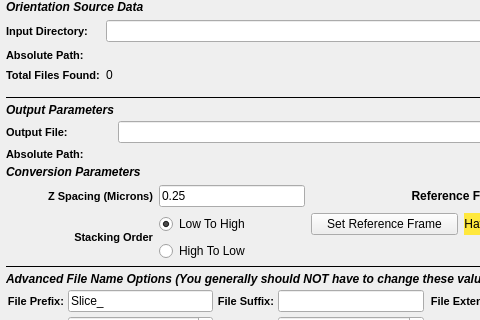
This is Source/Plugins/OrientationAnalysis/Gui/FilterParameterWidgets/UI_Files/EbsdToH5EbsdWidget.ui in BlueQuartzSoftware/DREAM3D as Qt 5 draws it before an edit; both pictures show x 0 to 480 and y 0 to 320 of the 664 by 648 pixel window. The edited form follows.
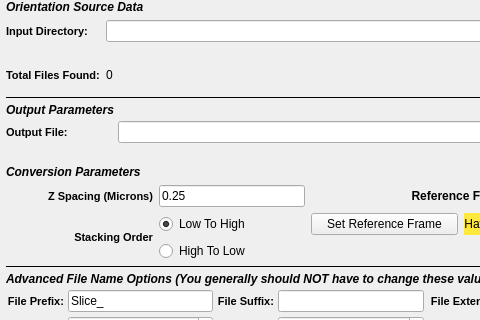
This is the edited form. Custom widgets are drawn as their Qt base class.

Commit message: Update the codes to hide/show the absolute path if needed and real time update as the edit field is updated.

What changed in the file:
```diff
--- a/Source/Plugins/OrientationAnalysis/Gui/FilterParameterWidgets/UI_Files/EbsdToH5EbsdWidget.ui
+++ b/Source/Plugins/OrientationAnalysis/Gui/FilterParameterWidgets/UI_Files/EbsdToH5EbsdWidget.ui
@@ -520,22 +520,6 @@
        </property>
       </widget>
      </item>
-     <item row="2" column="0">
-      <widget class="QLabel" name="inputAbsPathNameLabel">
-       <property name="toolTip">
-        <string>The directory that contains the .ang or .ctf files</string>
-       </property>
-       <property name="styleSheet">
-        <string notr="true">QLabel {
-font-weight: bold;
-font-size: 11px;
-}</string>
-       </property>
-       <property name="text">
-        <string>Absolute Path:</string>
-       </property>
-      </widget>
-     </item>
      <item row="2" column="1">
       <widget class="QLabel" name="inputAbsPathLabel">
        <property name="font">
@@ -606,19 +590,6 @@
        </property>
       </widget>
      </item>
-     <item row="3" column="0">
-      <widget class="QLabel" name="outputAbsPathNameLabel">
-       <property name="styleSheet">
-        <string>QLabel {
-font-weight: bold;
-font-size: 11px;
-}</string>
-       </property>
-       <property name="text">
-        <string>Absolute Path:</string>
-       </property>
-      </widget>
-     </item>
      <item row="3" column="1">
       <widget class="QLabel" name="outputAbsPathLabel">
        <property name="font">
@@ -641,6 +612,11 @@
    <extends>QLineEdit</extends>
    <header location="global">QtSLineEdit.h</header>
   </customwidget>
+  <customwidget>
+   <class>SVSmallLabel</class>
+   <extends>QLabel</extends>
+   <header location="global">SVControlWidgets.h</header>
+  </customwidget>
   <customwidget>
    <class>SVSpinBox</class>
    <extends>QSpinBox</extends>
```
Left out of the diff: 20 changed lines with no effect on the pictures. The commit also changes 3 other files.
